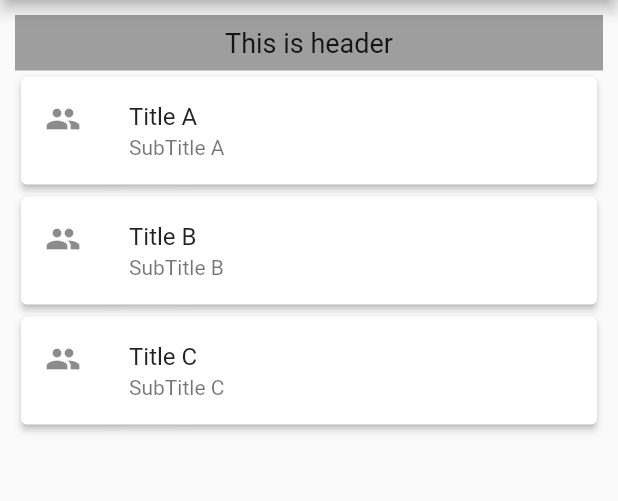
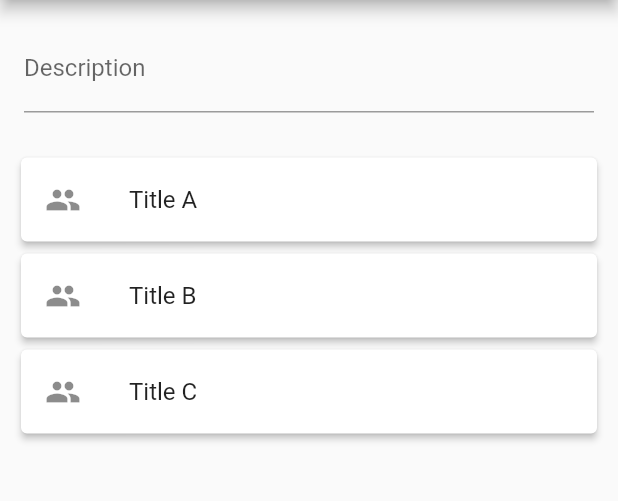
Before and after one commit to kazumaz/todo_app, a Flutter app: the screen it shows after launch, on a phone screen of 412 x 824 dp, the part 84-585 px from its top. Run offline on Flutter 3.47's test engine with Material 2 defaults, Android fonts, the phone set to English and light mode, and no system bars.

Commit message:
subtitleの入力欄を削除

```diff
--- a/lib/main.dart
+++ b/lib/main.dart
@@ -27,17 +27,16 @@ class MyHomePage extends StatefulWidget {
 
 class _MyHomePageState extends State<MyHomePage> {
   List<Model> modelList;
+  final myTextController = TextEditingController();
 
   @override
   void initState() {
     super.initState();
     modelList = [];
     List<String> titleList = ["Title A", "Title B", "Title C"];
-    List<String> subTitleList = ["SubTitle A", "SubTitle B", "SubTitle C"];
     for (int i = 0; i < 3; i++) {
       Model model = Model(
         title: titleList[i],
-        subTitle: subTitleList[i],
         key: i.toString(),
       );
       modelList.add(model);
@@ -53,22 +52,24 @@ class _MyHomePageState extends State<MyHomePage> {
         body: Container(
             child: Column(
           children: <Widget>[
-            // Expanded を付与しないとエラーになる。
+              Padding(
+              padding: const EdgeInsets.all(16.0),
+              child:
+              TextField(
+                decoration: InputDecoration(
+                    labelText: "Description",
+                    hintText: "ex) read one book about Flutter"),
+                keyboardType: TextInputType.multiline,
+                maxLines: null,
+                controller: myTextController,
+              ),
+            ) ,
+            // Expanded or Flexivle を付与しないとエラーになる。
             // [https://github.com/flutter/flutter/issues/17036]
-            Expanded(
+
+            Flexible(
                 child: ReorderableListView(
               padding: EdgeInsets.all(10.0),
-              header: Container(
-                width: MediaQuery.of(context).size.width,
-                color: Colors.grey,
-                padding: const EdgeInsets.all(8.0),
-                child: Center(
-                  child: Text(
-                    "This is header",
-                    style: TextStyle(fontSize: 18.0),
-                  ),
-                ),
-              ),
               onReorder: (oldIndex, newIndex) {
                 if (oldIndex < newIndex) {
                   // removing the item at oldIndex will shorten the list by 1.
@@ -80,7 +81,8 @@ class _MyHomePageState extends State<MyHomePage> {
                   modelList.insert(newIndex, model);
                 });
               },
-              children: modelList.map(
+              children:
+              modelList.map(
                 (Model model) {
                   return Card(
                     elevation: 2.0,
@@ -88,12 +90,11 @@ class _MyHomePageState extends State<MyHomePage> {
                     child: ListTile(
                       leading: const Icon(Icons.people),
                       title: Text(model.title),
-                      subtitle: Text(model.subTitle),
                     ),
                   );
                 },
               ).toList(),
-            ))
+            )),
           ],
         )));
   }
@@ -101,12 +102,10 @@ class _MyHomePageState extends State<MyHomePage> {
 
 class Model {
   final String title;
-  final String subTitle;
   final String key;
 
   Model({
     @required this.title,
-    @required this.subTitle,
-    @required this.key,
+    @required this.key
   });
 }
```
